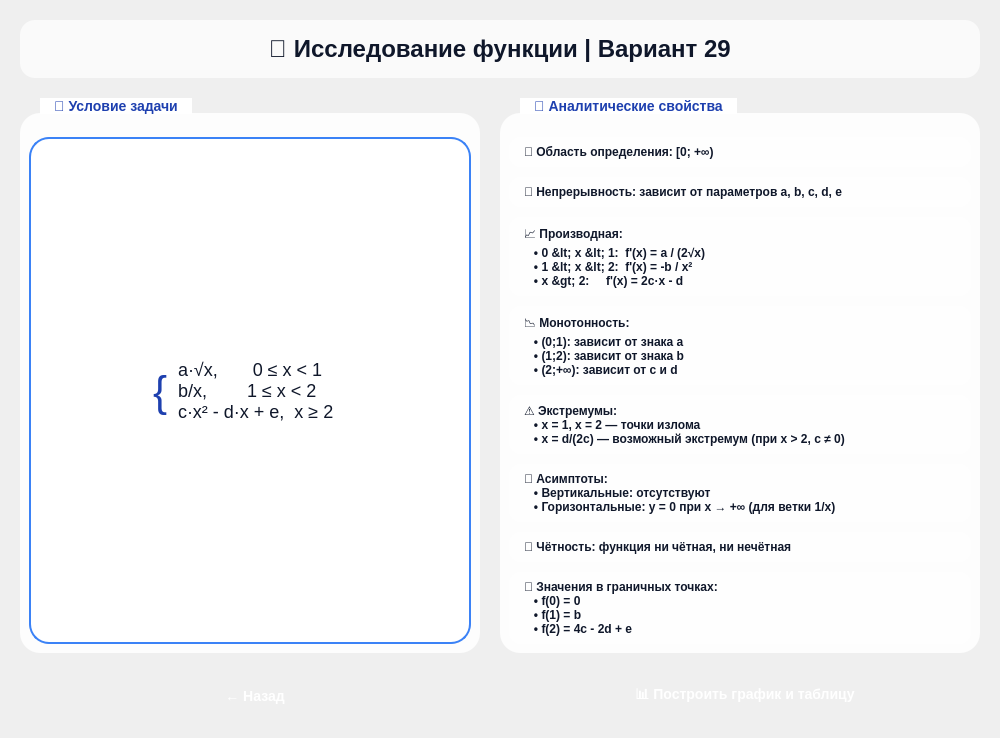
Qt form formsolve.ui (Taesonx/methods_project) before a commit.
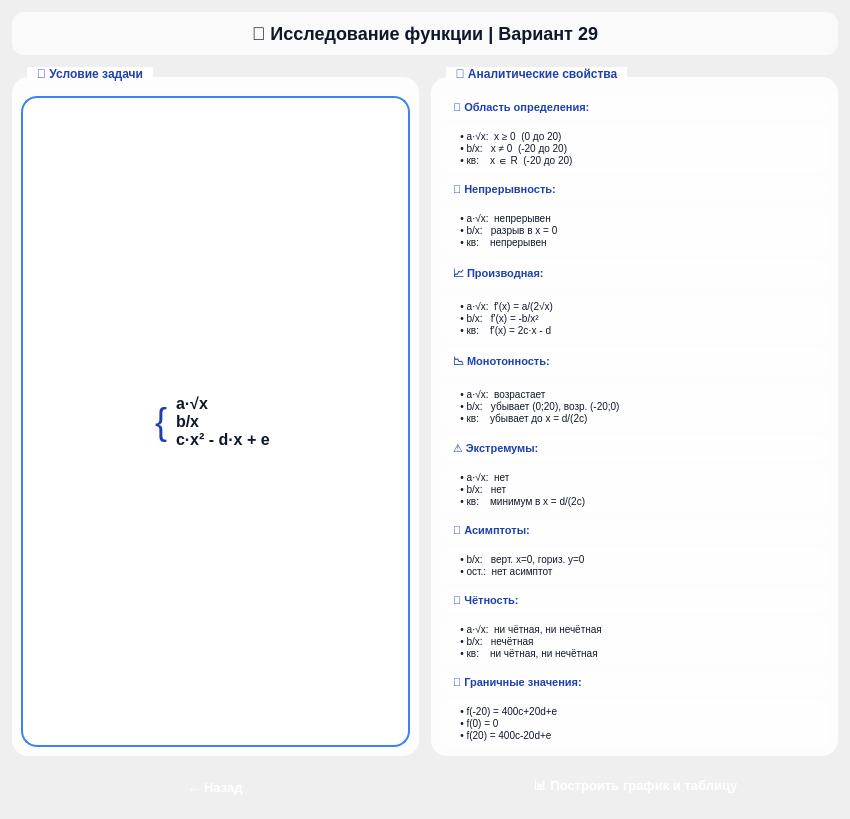
The same form after that commit.

Patch:
```diff
--- a/formsolve.ui
+++ b/formsolve.ui
@@ -6,8 +6,8 @@
    <rect>
     <x>0</x>
     <y>0</y>
-    <width>1000</width>
-    <height>650</height>
+    <width>850</width>
+    <height>819</height>
    </rect>
   </property>
   <property name="windowTitle">
@@ -25,32 +25,32 @@
 
     QLabel#titleLabel {
         color: #0f172a;
-        font-size: 24px;
+        font-size: 18px;
         font-weight: 700;
-        padding: 15px;
+        padding: 10px;
         background: rgba(255,255,255,0.7);
-        border-radius: 15px;
+        border-radius: 12px;
     }
 
     QGroupBox {
         font-weight: 600;
-        font-size: 14px;
+        font-size: 12px;
         color: #0f172a;
         border: none;
         background: rgba(255,255,255,0.85);
-        border-radius: 20px;
-        margin-top: 15px;
-        padding-top: 15px;
+        border-radius: 16px;
+        margin-top: 10px;
+        padding-top: 10px;
     }
     QGroupBox::title {
         subcontrol-origin: margin;
-        left: 20px;
+        left: 15px;
         top: 0px;
-        padding: 0 12px;
+        padding: 0 8px;
         background: #ffffff;
-        border-radius: 20px;
+        border-radius: 16px;
         color: #1e40af;
-        font-size: 15px;
+        font-size: 13px;
     }
 
     QLabel {
@@ -63,9 +63,9 @@
                                     stop:1 #2563eb);
         color: white;
         border: none;
-        border-radius: 40px;
-        padding: 10px 24px;
-        font-size: 14px;
+        border-radius: 30px;
+        padding: 8px 20px;
+        font-size: 13px;
         font-weight: 600;
     }
     QPushButton:hover {
@@ -82,19 +82,19 @@
   </property>
   <layout class="QVBoxLayout" name="mainLayout">
    <property name="spacing">
-    <number>20</number>
+    <number>12</number>
    </property>
    <property name="leftMargin">
-    <number>20</number>
+    <number>12</number>
    </property>
    <property name="topMargin">
-    <number>20</number>
+    <number>12</number>
    </property>
    <property name="rightMargin">
-    <number>20</number>
+    <number>12</number>
    </property>
    <property name="bottomMargin">
-    <number>20</number>
+    <number>12</number>
    </property>
    <item>
     <widget class="QLabel" name="titleLabel">
@@ -109,43 +109,30 @@
    <item>
     <layout class="QHBoxLayout" name="contentLayout">
      <property name="spacing">
-      <number>20</number>
+      <number>12</number>
      </property>
      <item>
       <widget class="QGroupBox" name="taskGroup">
+       <property name="minimumSize">
+        <size>
+         <width>380</width>
+         <height>0</height>
+        </size>
+       </property>
        <property name="title">
         <string>📌 Условие задачи</string>
        </property>
-       <property name="minimumSize">
-        <size>
-         <width>450</width>
-         <height>0</height>
-        </size>
-       </property>
        <layout class="QVBoxLayout" name="taskLayout">
         <item>
          <widget class="QLabel" name="systemLabel">
+          <property name="styleSheet">
+           <string>background: #ffffff; border-radius: 16px; padding: 15px; border: 2px solid #3b82f6; color: #0f172a;</string>
+          </property>
           <property name="text">
-           <string>&lt;html&gt;&lt;head/&gt;&lt;body&gt;
-&lt;div align=&quot;center&quot;&gt;
-&lt;table style=&quot;font-family: 'Times New Roman', 'Consolas', serif; font-size: 18px; border-collapse: collapse; color: #0f172a;&quot;&gt;
-&lt;tr&gt;
-    &lt;td style=&quot;font-size: 42px; vertical-align: middle; color: #1e40af;&quot;&gt;{&lt;/td&gt;
-    &lt;td style=&quot;padding: 8px; text-align: left; color: #0f172a;&quot;&gt;
-        a·√x, &amp;nbsp;&amp;nbsp;&amp;nbsp;&amp;nbsp;&amp;nbsp;&amp;nbsp;0 ≤ x &amp;lt; 1&lt;br&gt;
-        b/x, &amp;nbsp;&amp;nbsp;&amp;nbsp;&amp;nbsp;&amp;nbsp;&amp;nbsp;&amp;nbsp;1 ≤ x &amp;lt; 2&lt;br&gt;
-        c·x² - d·x + e, &amp;nbsp;x ≥ 2
-    &lt;/td&gt;
-&lt;/tr&gt;
-&lt;/table&gt;
-&lt;/div&gt;
-&lt;/body&gt;&lt;/html&gt;</string>
+           <string>&lt;html&gt;&lt;head/&gt;&lt;body&gt;&lt;table border=&quot;0&quot; style=&quot; margin-top:0px; margin-bottom:0px; margin-left:0px; margin-right:0px; border-collapse:collapse;&quot; align=&quot;center&quot; cellspacing=&quot;2&quot; cellpadding=&quot;0&quot;&gt;&lt;tr&gt;&lt;td style=&quot; vertical-align:middle;&quot;&gt;&lt;p&gt;&lt;span style=&quot; font-family:'Times New Roman','Consolas','serif'; font-size:36px; color:#1e40af;&quot;&gt;{&lt;/span&gt;&lt;/p&gt;&lt;/td&gt;&lt;td style=&quot; padding-left:6; padding-right:6; padding-top:6; padding-bottom:6;&quot;&gt;&lt;p&gt;&lt;span style=&quot; font-family:'Times New Roman','Consolas','serif'; font-size:16px; font-weight:700; color:#0f172a;&quot;&gt;a·√x&lt;/span&gt;&lt;span style=&quot; font-family:'Times New Roman','Consolas','serif'; font-size:16px; color:#0f172a;&quot;&gt;&lt;br/&gt;&lt;/span&gt;&lt;span style=&quot; font-family:'Times New Roman','Consolas','serif'; font-size:16px; font-weight:700; color:#0f172a;&quot;&gt;b/x&lt;/span&gt;&lt;span style=&quot; font-family:'Times New Roman','Consolas','serif'; font-size:16px; color:#0f172a;&quot;&gt;&lt;br/&gt;&lt;/span&gt;&lt;span style=&quot; font-family:'Times New Roman','Consolas','serif'; font-size:16px; font-weight:700; color:#0f172a;&quot;&gt;c·x² - d·x + e&lt;/span&gt;&lt;/p&gt;&lt;/td&gt;&lt;/tr&gt;&lt;/table&gt;&lt;/body&gt;&lt;/html&gt;</string>
           </property>
           <property name="alignment">
-           <set>Qt::AlignCenter</set>
-          </property>
-          <property name="styleSheet">
-           <string>background: #ffffff; border-radius: 20px; padding: 25px; border: 2px solid #3b82f6; color: #0f172a;</string>
+           <set>Qt::AlignmentFlag::AlignCenter</set>
           </property>
          </widget>
         </item>
@@ -154,109 +141,191 @@
      </item>
      <item>
       <widget class="QGroupBox" name="researchGroup">
+       <property name="minimumSize">
+        <size>
+         <width>400</width>
+         <height>0</height>
+        </size>
+       </property>
        <property name="title">
         <string>🔬 Аналитические свойства</string>
        </property>
-       <property name="minimumSize">
-        <size>
-         <width>480</width>
-         <height>0</height>
-        </size>
-       </property>
        <layout class="QVBoxLayout" name="researchLayout">
         <property name="spacing">
-         <number>10</number>
+         <number>6</number>
         </property>
         <item>
          <widget class="QLabel" name="domainLabel">
+          <property name="styleSheet">
+           <string>background: rgba(255,255,255,0.7); border-radius: 10px; padding: 5px 10px; font-weight: bold; color: #1e40af; font-size: 11px;</string>
+          </property>
           <property name="text">
-           <string>📌 Область определения: [0; +∞)</string>
+           <string>📌 Область определения:</string>
           </property>
+         </widget>
+        </item>
+        <item>
+         <widget class="QLabel" name="domainValueLabel">
           <property name="styleSheet">
-           <string>background: rgba(255,255,255,0.7); border-radius: 12px; padding: 8px 12px; font-weight: 500; color: #0f172a;</string>
+           <string>background: rgba(255,255,255,0.5); border-radius: 10px; padding: 5px 10px; font-family: 'Consolas', monospace; font-size: 10px;</string>
+          </property>
+          <property name="text">
+           <string>   • a·√x:  x ≥ 0  (0 до 20)
+   • b/x:   x ≠ 0  (-20 до 20)
+   • кв:    x ∈ R  (-20 до 20)</string>
           </property>
          </widget>
         </item>
         <item>
          <widget class="QLabel" name="continuityLabel">
+          <property name="styleSheet">
+           <string>background: rgba(255,255,255,0.7); border-radius: 10px; padding: 5px 10px; font-weight: bold; color: #1e40af; font-size: 11px;</string>
+          </property>
           <property name="text">
-           <string>🔗 Непрерывность: зависит от параметров a, b, c, d, e</string>
+           <string>🔗 Непрерывность:</string>
           </property>
+         </widget>
+        </item>
+        <item>
+         <widget class="QLabel" name="continuityValueLabel">
           <property name="styleSheet">
-           <string>background: rgba(255,255,255,0.7); border-radius: 12px; padding: 8px 12px; font-weight: 500; color: #0f172a;</string>
+           <string>background: rgba(255,255,255,0.5); border-radius: 10px; padding: 5px 10px; font-family: 'Consolas', monospace; font-size: 10px;</string>
+          </property>
+          <property name="text">
+           <string>   • a·√x:  непрерывен
+   • b/x:   разрыв в x = 0
+   • кв:    непрерывен</string>
           </property>
          </widget>
         </item>
         <item>
          <widget class="QLabel" name="derivativeLabel">
+          <property name="styleSheet">
+           <string>background: rgba(255,255,255,0.7); border-radius: 10px; padding: 5px 10px; font-weight: bold; color: #1e40af; font-size: 11px;</string>
+          </property>
           <property name="text">
-           <string>📈 Производная:
-   • 0 &lt; x &lt; 1:  f'(x) = a / (2√x)
-   • 1 &lt; x &lt; 2:  f'(x) = -b / x²
-   • x &gt; 2:     f'(x) = 2c·x - d</string>
+           <string>📈 Производная:</string>
           </property>
+         </widget>
+        </item>
+        <item>
+         <widget class="QLabel" name="derivativeValueLabel">
           <property name="styleSheet">
-           <string>background: rgba(255,255,255,0.7); border-radius: 12px; padding: 8px 12px; font-weight: 500; font-family: 'Consolas', monospace; color: #0f172a;</string>
+           <string>background: rgba(255,255,255,0.5); border-radius: 10px; padding: 5px 10px; font-family: 'Consolas', monospace; font-size: 10px;</string>
+          </property>
+          <property name="text">
+           <string>   • a·√x:  f'(x) = a/(2√x)
+   • b/x:   f'(x) = -b/x²
+   • кв:    f'(x) = 2c·x - d</string>
           </property>
          </widget>
         </item>
         <item>
          <widget class="QLabel" name="monotonicityLabel">
+          <property name="styleSheet">
+           <string>background: rgba(255,255,255,0.7); border-radius: 10px; padding: 5px 10px; font-weight: bold; color: #1e40af; font-size: 11px;</string>
+          </property>
           <property name="text">
-           <string>📉 Монотонность:
-   • (0;1): зависит от знака a
-   • (1;2): зависит от знака b
-   • (2;+∞): зависит от c и d</string>
+           <string>📉 Монотонность:</string>
           </property>
+         </widget>
+        </item>
+        <item>
+         <widget class="QLabel" name="monotonicityValueLabel">
           <property name="styleSheet">
-           <string>background: rgba(255,255,255,0.7); border-radius: 12px; padding: 8px 12px; font-weight: 500; color: #0f172a;</string>
+           <string>background: rgba(255,255,255,0.5); border-radius: 10px; padding: 5px 10px; font-family: 'Consolas', monospace; font-size: 10px;</string>
+          </property>
+          <property name="text">
+           <string>   • a·√x:  возрастает
+   • b/x:   убывает (0;20), возр. (-20;0)
+   • кв:    убывает до x = d/(2c)</string>
           </property>
          </widget>
         </item>
         <item>
          <widget class="QLabel" name="extremumLabel">
+          <property name="styleSheet">
+           <string>background: rgba(255,255,255,0.7); border-radius: 10px; padding: 5px 10px; font-weight: bold; color: #1e40af; font-size: 11px;</string>
+          </property>
           <property name="text">
-           <string>⚠️ Экстремумы:
-   • x = 1, x = 2 — точки излома
-   • x = d/(2c) — возможный экстремум (при x &gt; 2, c ≠ 0)</string>
+           <string>⚠️ Экстремумы:</string>
           </property>
+         </widget>
+        </item>
+        <item>
+         <widget class="QLabel" name="extremumValueLabel">
           <property name="styleSheet">
-           <string>background: rgba(255,255,255,0.7); border-radius: 12px; padding: 8px 12px; font-weight: 500; color: #0f172a;</string>
+           <string>background: rgba(255,255,255,0.5); border-radius: 10px; padding: 5px 10px; font-family: 'Consolas', monospace; font-size: 10px;</string>
+          </property>
+          <property name="text">
+           <string>   • a·√x:  нет
+   • b/x:   нет
+   • кв:    минимум в x = d/(2c)</string>
           </property>
          </widget>
         </item>
         <item>
          <widget class="QLabel" name="asymptotesLabel">
+          <property name="styleSheet">
+           <string>background: rgba(255,255,255,0.7); border-radius: 10px; padding: 5px 10px; font-weight: bold; color: #1e40af; font-size: 11px;</string>
+          </property>
           <property name="text">
-           <string>📏 Асимптоты:
-   • Вертикальные: отсутствуют
-   • Горизонтальные: y = 0 при x → +∞ (для ветки 1/x)</string>
+           <string>📏 Асимптоты:</string>
           </property>
+         </widget>
+        </item>
+        <item>
+         <widget class="QLabel" name="asymptotesValueLabel">
           <property name="styleSheet">
-           <string>background: rgba(255,255,255,0.7); border-radius: 12px; padding: 8px 12px; font-weight: 500; color: #0f172a;</string>
+           <string>background: rgba(255,255,255,0.5); border-radius: 10px; padding: 5px 10px; font-family: 'Consolas', monospace; font-size: 10px;</string>
+          </property>
+          <property name="text">
+           <string>   • b/x:   верт. x=0, гориз. y=0
+   • ост.:  нет асимптот</string>
           </property>
          </widget>
         </item>
         <item>
          <widget class="QLabel" name="parityLabel">
+          <property name="styleSheet">
+           <string>background: rgba(255,255,255,0.7); border-radius: 10px; padding: 5px 10px; font-weight: bold; color: #1e40af; font-size: 11px;</string>
+          </property>
           <property name="text">
-           <string>🔄 Чётность: функция ни чётная, ни нечётная</string>
+           <string>🔄 Чётность:</string>
           </property>
+         </widget>
+        </item>
+        <item>
+         <widget class="QLabel" name="parityValueLabel">
           <property name="styleSheet">
-           <string>background: rgba(255,255,255,0.7); border-radius: 12px; padding: 8px 12px; font-weight: 500; color: #0f172a;</string>
+           <string>background: rgba(255,255,255,0.5); border-radius: 10px; padding: 5px 10px; font-family: 'Consolas', monospace; font-size: 10px;</string>
+          </property>
+          <property name="text">
+           <string>   • a·√x:  ни чётная, ни нечётная
+   • b/x:   нечётная
+   • кв:    ни чётная, ни нечётная</string>
           </property>
          </widget>
         </item>
         <item>
          <widget class="QLabel" name="boundaryLabel">
+          <property name="styleSheet">
+           <string>background: rgba(255,255,255,0.7); border-radius: 10px; padding: 5px 10px; font-weight: bold; color: #1e40af; font-size: 11px;</string>
+          </property>
           <property name="text">
-           <string>🎯 Значения в граничных точках:
+           <string>🎯 Граничные значения:</string>
+          </property>
+         </widget>
+        </item>
+        <item>
+         <widget class="QLabel" name="boundaryValueLabel">
+          <property name="styleSheet">
+           <string>background: rgba(255,255,255,0.5); border-radius: 10px; padding: 5px 10px; font-family: 'Consolas', monospace; font-size: 10px;</string>
+          </property>
+          <property name="text">
+           <string>   • f(-20) = 400c+20d+e
    • f(0) = 0
-   • f(1) = b
-   • f(2) = 4c - 2d + e</string>
-          </property>
-          <property name="styleSheet">
-           <string>background: rgba(255,255,255,0.7); border-radius: 12px; padding: 8px 12px; font-weight: 500; color: #0f172a;</string>
+   • f(20) = 400c-20d+e</string>
           </property>
          </widget>
         </item>
@@ -268,14 +337,14 @@
    <item>
     <layout class="QHBoxLayout" name="buttonLayout">
      <property name="spacing">
-      <number>20</number>
+      <number>15</number>
      </property>
      <item>
       <widget class="QPushButton" name="backButton">
        <property name="minimumSize">
         <size>
-         <width>140</width>
-         <height>45</height>
+         <width>120</width>
+         <height>35</height>
         </size>
        </property>
        <property name="text">
@@ -290,8 +359,8 @@
       <widget class="QPushButton" name="calculateButton">
        <property name="minimumSize">
         <size>
-         <width>260</width>
-         <height>45</height>
+         <width>220</width>
+         <height>35</height>
         </size>
        </property>
        <property name="text">
```
Left out of the diff: 16 changed lines with no effect on the pictures.
